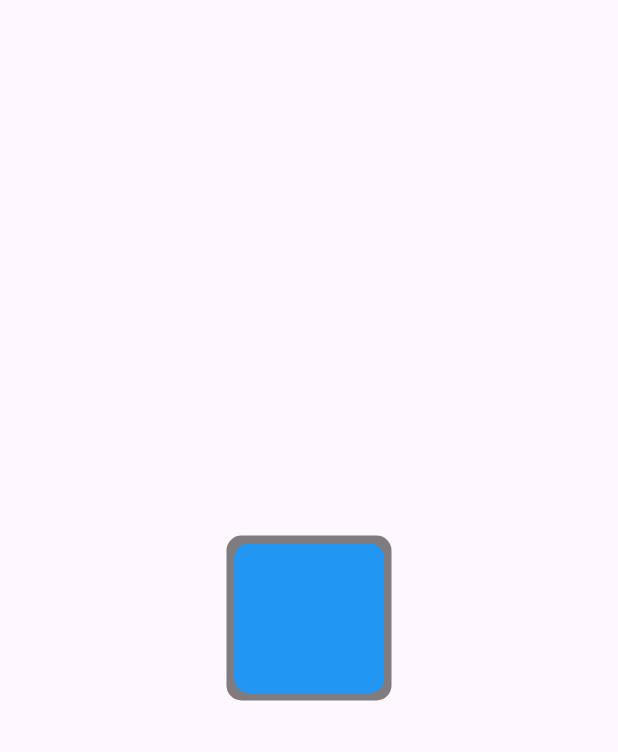
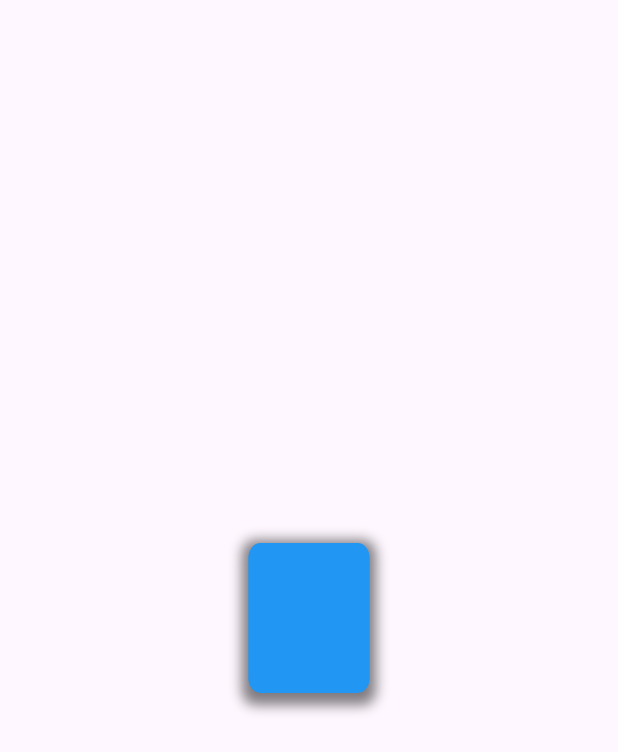
Before and after one commit to Shaikh-Saqlain-Ahmad/flutter-animations, a Flutter app: the screen it shows after launch, on a phone screen of 412 x 824 dp. Shown: the top 752 px of the screen. Run offline on Flutter 3.47's test engine with Material 2 defaults, Android fonts, the phone set to English and light mode, and no system bars.

```diff
--- a/lib/shuff.dart
+++ b/lib/shuff.dart
@@ -17,6 +17,7 @@ class _AnimateState extends State<Animate> with SingleTickerProviderStateMixin {
     _controller =
         AnimationController(vsync: this, duration: Duration(seconds: 2));
     _animation = Tween<double>(begin: 0.0, end: 2 * pi).animate(_controller);
+    _controller.repeat();
   }
 
   @override
@@ -27,6 +28,12 @@ class _AnimateState extends State<Animate> with SingleTickerProviderStateMixin {
   Widget build(BuildContext context) {
     return Scaffold(
       body: Center(
+        child: AnimatedBuilder(
+          animation: _controller,
+          builder: (context, child) {
+            return Transform(
+              alignment: Alignment.center,
+              transform: Matrix4.identity()..rotateY(_animation.value),
               child: Container(
                 height: 100,
                 width: 100,
@@ -37,8 +44,12 @@ class _AnimateState extends State<Animate> with SingleTickerProviderStateMixin {
                       BoxShadow(
                           color: Colors.black.withOpacity(0.5),
                           spreadRadius: 5,
-                )
+                          blurRadius: 7,
+                          offset: const Offset(0, 3))
                     ]),
+              ),
+            );
+          },
         ),
       ),
     );
```
Lines whose indentation alone changed are shown as unchanged.
